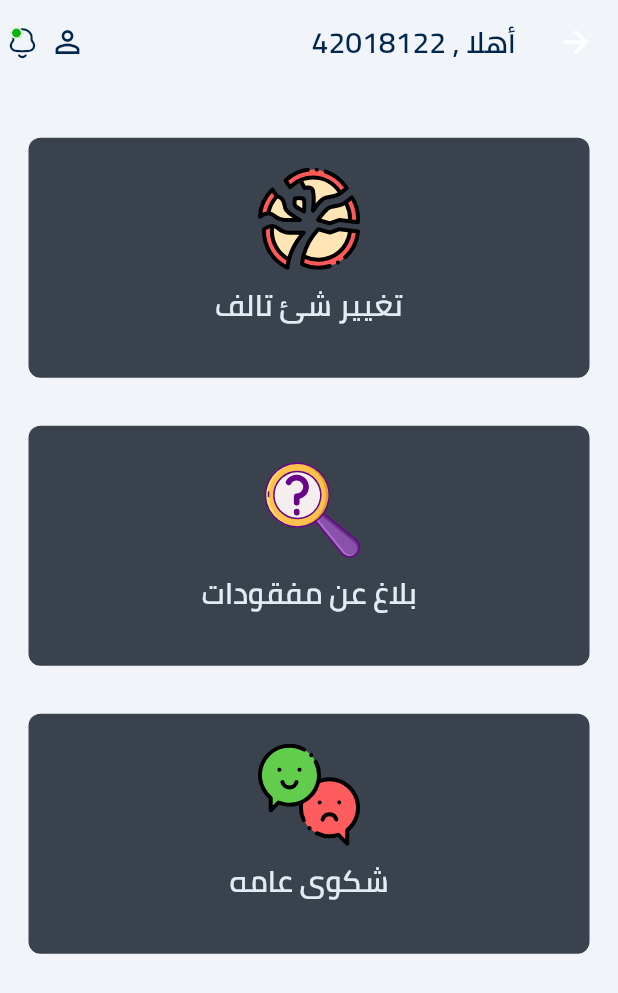
After one commit to AbdelrahmanFouad1/university_housing, a Flutter app: the ChooseComplaintsScreen screen opened directly, on a phone screen of 412 x 824 dp. The commit adds this screen. Shown: the top 993 px of the screen. Run offline on Flutter 3.47's test engine with Material 2 defaults, Android fonts, the phone set to English and light mode, and no system bars; our stand-ins replace flutter_bloc, flutter_svg, hexcolor, shared_preferences, smooth_page_indicator; accounts and stored records are empty.

Commit message:
choose complaints

```diff
--- a/lib/main.dart
+++ b/lib/main.dart
@@ -3,7 +3,6 @@ import 'package:flutter/services.dart';
 import 'package:flutter_bloc/flutter_bloc.dart';
 import 'package:hexcolor/hexcolor.dart';
 import 'package:university_housing/moduls/boarding/on_boarding.dart';
-import 'package:university_housing/moduls/complaints/queries_screen.dart';
 import 'package:university_housing/moduls/home/home_screen.dart';
 import 'package:university_housing/moduls/login/login_screen.dart';
 import 'package:university_housing/moduls/splash/splash_screen.dart';
@@ -13,6 +12,8 @@ import 'package:university_housing/shard/style/color.dart';
 
 import 'moduls/complaints/change_damaged_screen.dart';
 import 'moduls/complaints/change_lost_screen.dart';
+import 'moduls/complaints/complaints_screen.dart';
+import 'moduls/requests/chooseRequestsScreen.dart';
 
 void main() async {
   WidgetsFlutterBinding.ensureInitialized();
--- /dev/null
+++ b/lib/moduls/complaints/choose_complaints_screen.dart
@@ -0,0 +1,42 @@
+import 'package:flutter/material.dart';
+import 'package:flutter_svg/flutter_svg.dart';
+import 'package:university_housing/shard/components/components.dart';
+import 'package:university_housing/shard/style/color.dart';
+
+class ChooseComplaintsScreen extends StatelessWidget {
+
+  @override
+  Widget build(BuildContext context) {
+    return Directionality(
+        textDirection: TextDirection.rtl,
+        child: Scaffold(
+          appBar: defaultAppBar(),
+          backgroundColor: backGround,
+          body: SingleChildScrollView(
+            physics: const BouncingScrollPhysics(),
+            child: Padding(
+              padding: const EdgeInsets.only(right:19.0,left: 19.0,top: 35.8),
+              child: Column(
+                children: [
+                  defaultTiTleBoxColumn(
+                    img: 'assets/images/broken-plate.svg',
+                    title: 'تغيير شئ تالف',
+                  ),
+                  SizedBox(height: 32.0,),
+                  defaultTiTleBoxColumn(
+                    img: 'assets/images/locate.svg',
+                    title: 'بلاغ عن مفقودات',
+                  ),
+                  SizedBox(height: 32.0,),
+                  defaultTiTleBoxColumn(
+                    img: 'assets/images/review.svg',
+                    title: 'شكوى عامه',
+                  ),
+                ],
+              ),
+            ),
+          ),
+        ),
+    );
+  }
+}
--- a/lib/shard/components/components.dart
+++ b/lib/shard/components/components.dart
@@ -93,7 +93,7 @@ AppBar defaultAppBar({
       width: 30.0,
       child: IconButton(
         padding: EdgeInsets.zero,
-        icon:  Stack(
+        icon: Stack(
           alignment: AlignmentDirectional.topEnd,
           children: [
             Icon(
@@ -155,6 +155,41 @@ Widget defaultTitleBox ({
   ),
 );
 
+Widget defaultTiTleBoxColumn ({
+  required String img,
+  required String title,
+})=>
+    Container(
+      width: double.infinity,
+      height: 160,
+      decoration: BoxDecoration(
+        color: boxColor,
+        borderRadius: BorderRadius.circular(8.0),
+      ),
+
+      child: Column(
+        children: [
+          const SizedBox(height: 20.0,),
+          Align(
+            alignment: AlignmentDirectional.center,
+            child: SvgPicture.asset(
+              img,
+              width: 68.0,
+              height: 68.0,
+            ),
+          ),
+          const SizedBox(height: 5.0,),
+          Text(
+            title,
+            style: TextStyle(
+              color: finesColor,
+              fontSize: 20.0,
+            ),
+          ),
+        ],
+      ),
+    );
+
 
 
 Widget whiteBoard ()=>Container(
@@ -162,7 +197,7 @@ Widget whiteBoard ()=>Container(
   height: 250,
   decoration: BoxDecoration(
     color: Colors.white,
-    borderRadius: BorderRadius.circular(5.0),
+    borderRadius: BorderRadius.circular(8.0),
     boxShadow: [BoxShadow(
       color: Colors.grey.withOpacity(0.5),
       spreadRadius: 5,
```
Also changed, not shown: lib/moduls/complaints/complaints_screen.dart (added, +64 -0 lines), lib/moduls/requests/chooseRequestsScreen.dart (added, +42 -0 lines), assets/images/follow.svg (added), assets/images/talk.svg (added), assets/images/ticket.svg (added), lib/moduls/queries/queries_screen.dart (renamed from lib/moduls/complaints/queries_screen.dart), 2 other files.
